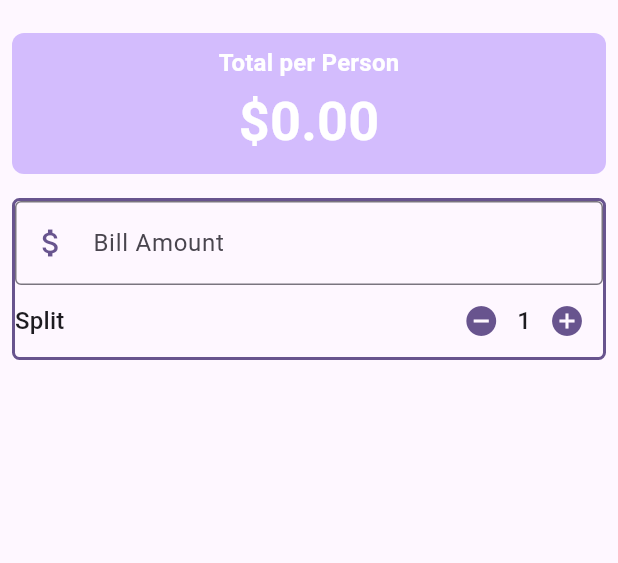
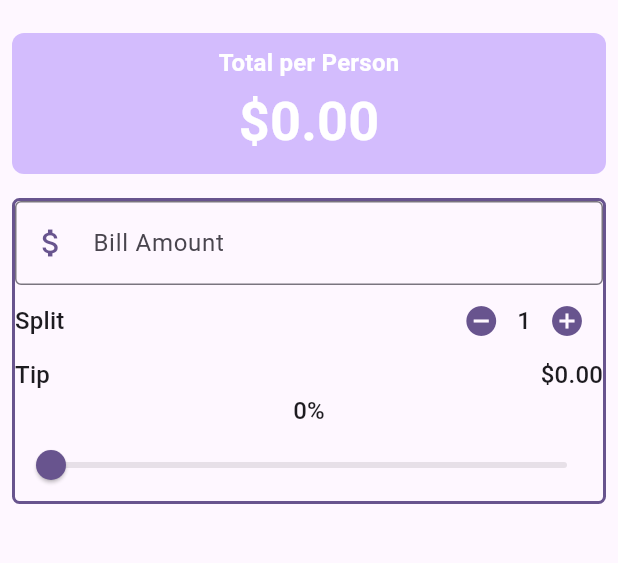
Before and after one commit to AhmedGTaha/UTip, a Flutter app: the screen it shows after launch, on a phone screen of 412 x 824 dp, the part 63-626 px from its top. Run offline on Flutter 3.47's test engine with Material 3 defaults, Android fonts, the phone set to English and light mode, and no system bars.

```diff
--- a/lib/main.dart
+++ b/lib/main.dart
@@ -1,4 +1,5 @@
 import 'package:flutter/material.dart';
+import 'package:utip/widgets/person_counter.dart';
 
 void main() {
   runApp(const MyApp());
@@ -28,7 +29,9 @@ class UTip extends StatefulWidget {
 
 class _UTipState extends State<UTip> {
   int personCount = 1;
-  //Mthods
+
+  double tipPercentage = 0.0;
+  // Methods
   void incrementPerson() {
     setState(() {
       personCount = personCount + 1;
@@ -99,34 +102,47 @@ class _UTipState extends State<UTip> {
                       ),
                     ),
                   ),
-                  //Split bill section
+                  // Split bill section
                   Row(
                     mainAxisAlignment: MainAxisAlignment.spaceBetween,
                     children: [
                       Text('Split', style: theme.textTheme.titleMedium),
-                      Row(
-                        children: [
-                          IconButton(
-                            onPressed: decrementPerson,
-                            icon: Icon(
-                              Icons.remove_circle,
-                              color: theme.colorScheme.primary,
-                            ),
-                          ),
-                          Text(
-                            "$personCount",
-                            style: theme.textTheme.titleMedium,
-                          ),
-                          IconButton(
-                            onPressed: incrementPerson,
-                            icon: Icon(
-                              Icons.add_circle,
-                              color: theme.colorScheme.primary,
-                            ),
-                          ),
-                        ],
+                      PersonCounter(
+                        theme: theme,
+                        personCount: personCount,
+                        onIncrement: incrementPerson,
+                        onDecrement: decrementPerson,
                       ),
                     ],
+                  ),
+                  Row(
+                    mainAxisAlignment: MainAxisAlignment.spaceBetween,
+                    children: [
+                      Text('Tip', style: theme.textTheme.titleMedium),
+                      Text('\$0.00', style: theme.textTheme.titleMedium),
+                    ],
+                  ),
+                  // Tip section (now after split)
+                  Row(
+                    mainAxisAlignment: MainAxisAlignment.center,
+                    children: [
+                      Text(
+                        '${(tipPercentage * 100).toStringAsFixed(0)}%',
+                        style: theme.textTheme.titleMedium,
+                      ),
+                    ],
+                  ),
+                  // Slider
+                  Slider(
+                    min: 0,
+                    max: 1,
+                    value: tipPercentage,
+                    label: '${(tipPercentage * 100).toStringAsFixed(0)}%',
+                    onChanged: (double value) {
+                      setState(() {
+                        tipPercentage = value;
+                      });
+                    },
                   ),
                 ],
               ),
--- /dev/null
+++ b/lib/widgets/person_counter.dart
@@ -0,0 +1,33 @@
+import 'package:flutter/material.dart';
+
+class PersonCounter extends StatelessWidget {
+  const PersonCounter({
+    super.key,
+    required this.theme,
+    required this.personCount,
+    required this.onIncrement,
+    required this.onDecrement,
+  });
+
+  final ThemeData theme;
+  final int personCount;
+  final VoidCallback onIncrement;
+  final VoidCallback onDecrement;
+
+  @override
+  Widget build(BuildContext context) {
+    return Row(
+      children: [
+        IconButton(
+          onPressed: onDecrement,
+          icon: Icon(Icons.remove_circle, color: theme.colorScheme.primary),
+        ),
+        Text("$personCount", style: theme.textTheme.titleMedium),
+        IconButton(
+          onPressed: onIncrement,
+          icon: Icon(Icons.add_circle, color: theme.colorScheme.primary),
+        ),
+      ],
+    );
+  }
+}
```
